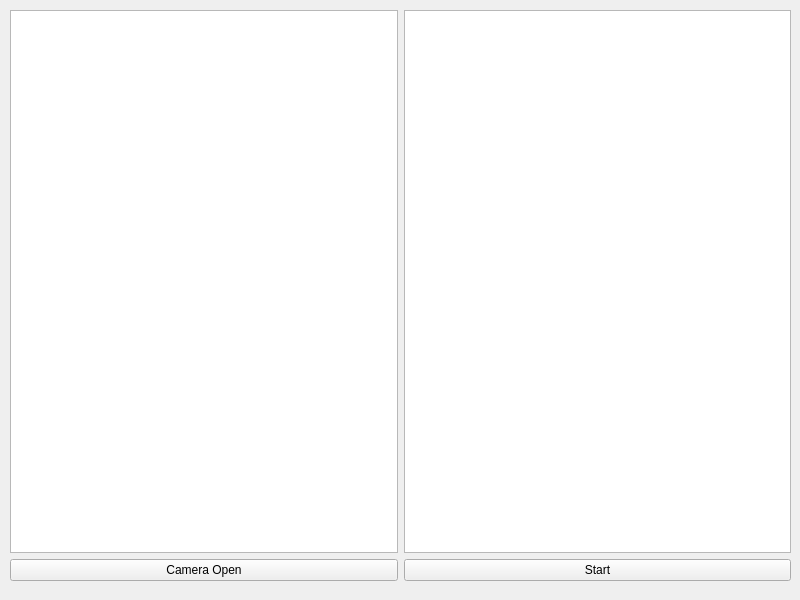
Qt form gui/mainwidget.ui (pang0620/Rock-Paper-Scissors) before a commit.
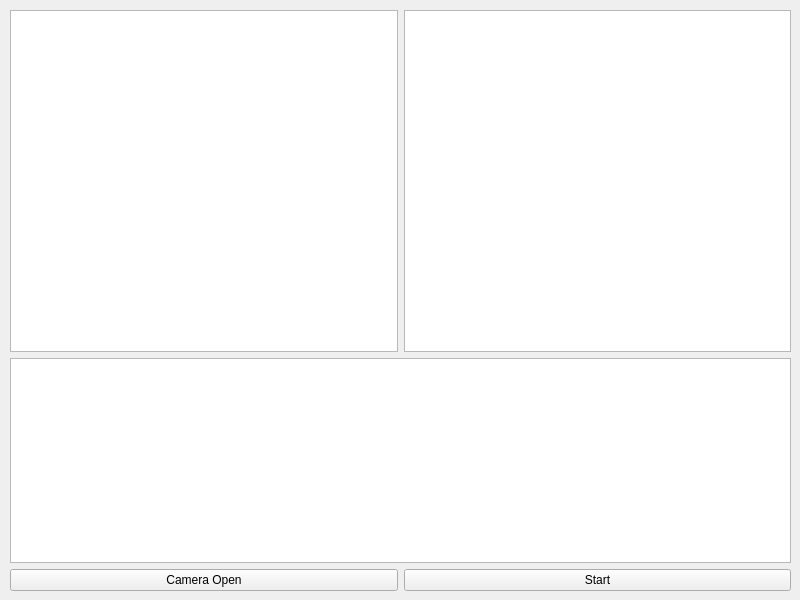
The same form after that commit.

What changed in the file:
```diff
--- a/gui/mainwidget.ui
+++ b/gui/mainwidget.ui
@@ -19,10 +19,10 @@
      <x>10</x>
      <y>10</y>
      <width>781</width>
-     <height>571</height>
+     <height>581</height>
     </rect>
    </property>
-   <layout class="QVBoxLayout" name="verticalLayout">
+   <layout class="QVBoxLayout" name="verticalLayout" stretch="5,3,0">
     <item>
      <layout class="QHBoxLayout" name="horizontalLayout">
       <item>
@@ -33,6 +33,9 @@
       </item>
      </layout>
     </item>
+    <item>
+     <widget class="QTextEdit" name="textEdit"/>
+    </item>
     <item>
      <layout class="QHBoxLayout" name="horizontalLayout_2">
       <item>
```
